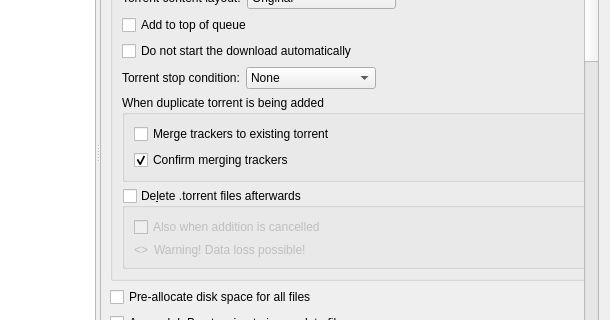
First picture: the form in src/gui/optionsdialog.ui, repository SysAdminDoc/qBittorrent-Vanced, before the edit; both pictures show x 169 to 779 and y 130 to 450 of the 779 by 591 pixel window.
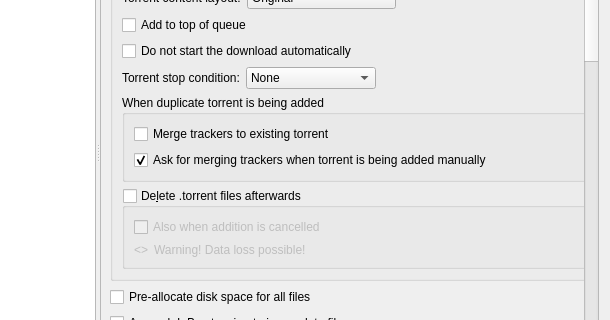
Second picture: the form after the edit. The open tabs and pages were chosen to show the change. Custom widgets are drawn as their Qt base class.

Commit message:
Always honor the configured behavior for merging trackers
PR #19305.

* Always honor the configured behavior for merging trackers
* Clarify merging trackers related options

What changed in the file:
```diff
--- a/src/gui/optionsdialog.ui
+++ b/src/gui/optionsdialog.ui
@@ -975,7 +975,7 @@
                      <string>Shows a confirmation dialog upon merging trackers to existing torrent</string>
                     </property>
                     <property name="text">
-                     <string>Confirm merging trackers</string>
+                     <string>Ask for merging trackers when torrent is being added manually</string>
                     </property>
                     <property name="checked">
                      <bool>true</bool>
```
Left out of the diff: 6 changed lines with no effect on the pictures. The commit also changes 2 other files.
